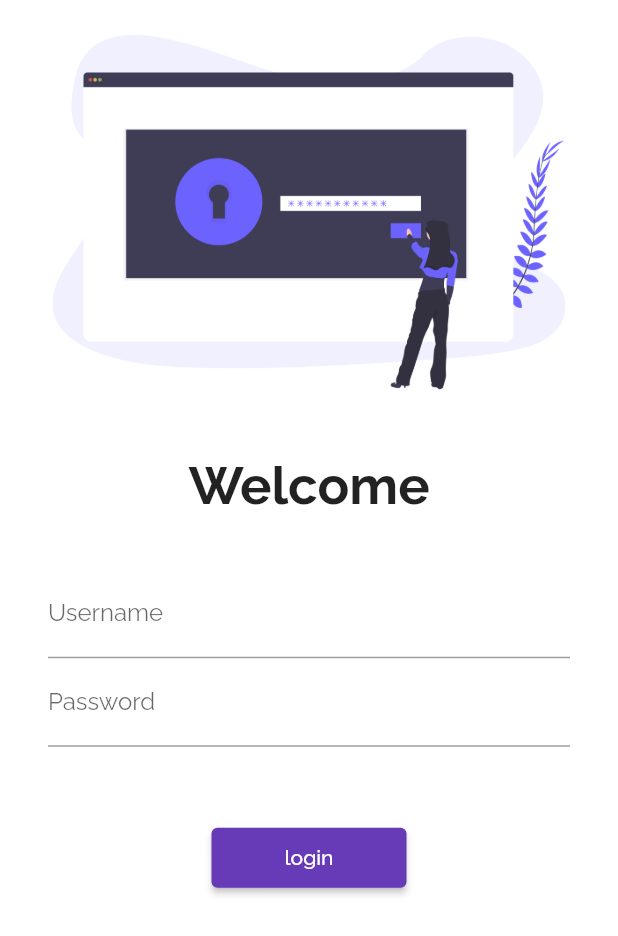
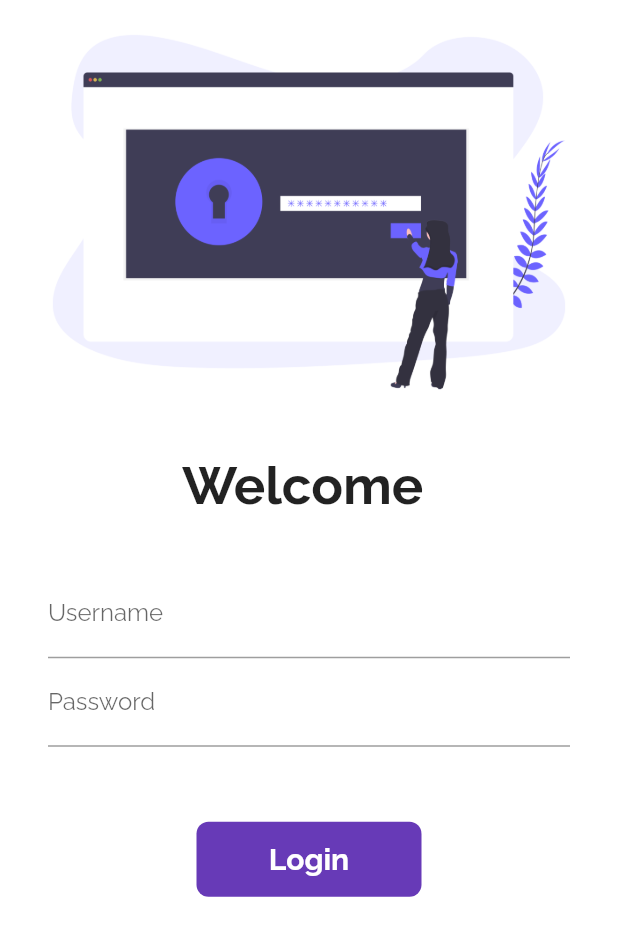
Before and after one commit to sumitsg/30DaysOfFlutter, a Flutter app: the screen it shows after launch, on a phone screen of 412 x 824 dp. Shown: the top 936 px of the screen. Run offline on Flutter 3.47's test engine with Material 2 defaults, Android fonts, the phone set to English and light mode, and no system bars; our stand-ins replace google_fonts.

Commit message:
Day6 ccompleted

```diff
--- a/lib/pages/login_page.dart
+++ b/lib/pages/login_page.dart
@@ -1,7 +1,15 @@
 import 'package:flutter/material.dart';
 import 'package:flutter_catelog/utilities/routes.dart';
 
-class LoginPage extends StatelessWidget {
+class LoginPage extends StatefulWidget {
+  @override
+  _LoginPageState createState() => _LoginPageState();
+}
+
+class _LoginPageState extends State<LoginPage> {
+  String name = "";
+  bool buttonPressed = false;
+
   @override
   Widget build(BuildContext context) {
     return Material(
@@ -18,7 +26,7 @@ class LoginPage extends StatelessWidget {
               height: 20,
             ),
             Text(
-              "Welcome",
+              "Welcome $name",
               style: TextStyle(
                 fontWeight: FontWeight.bold,
                 fontSize: 35,
@@ -37,6 +45,10 @@ class LoginPage extends StatelessWidget {
                       labelText: "Username",
                       hintText: "Enter username",
                     ),
+                    onChanged: (value) {
+                      name = value;
+                      setState(() {});
+                    },
                   ),
                   TextFormField(
                     obscureText: true,
@@ -48,13 +60,50 @@ class LoginPage extends StatelessWidget {
                   SizedBox(
                     height: 50,
                   ),
-                  ElevatedButton(
-                    child: Text("login"),
-                    style: TextButton.styleFrom(minimumSize: Size(130, 40)),
-                    onPressed: () {
+                  InkWell(
+                    onTap: () async {
+                      setState(() {
+                        buttonPressed = true;
+                      });
+                      await Future.delayed(Duration(seconds: 1));
                       Navigator.pushNamed(context, MyRoutes.homeRoute);
                     },
+                    child: AnimatedContainer(
+                      duration: Duration(seconds: 1),
+                      height: 50,
+                      width: buttonPressed ? 50 : 150,
+                      // color: Colors.deepPurple,
+                      alignment: Alignment.center,
+                      child: buttonPressed
+                          ? Icon(
+                              Icons.done,
+                              color: Colors.white,
+                            )
+                          : Text(
+                              "Login",
+                              style: TextStyle(
+                                  color: Colors.white,
+                                  fontSize: 20,
+                                  fontWeight: FontWeight.bold),
+                            ),
+                      decoration: BoxDecoration(
+                        color: Colors.deepPurple,
+                        // shape: buttonPressed
+                        //     ? BoxShape.circle
+                        //     : BoxShape.rectangle,
+                        borderRadius:
+                            BorderRadius.circular(buttonPressed ? 50 : 8),
+                      ),
+                    ),
                   ),
+
+                  // ElevatedButton(
+                  //   child: Text("login"),
+                  //   style: TextButton.styleFrom(minimumSize: Size(130, 40)),
+                  //   onPressed: () {
+                  //     Navigator.pushNamed(context, MyRoutes.homeRoute);
+                  //   },
+                  // ),
                 ],
               ),
             ),
```
